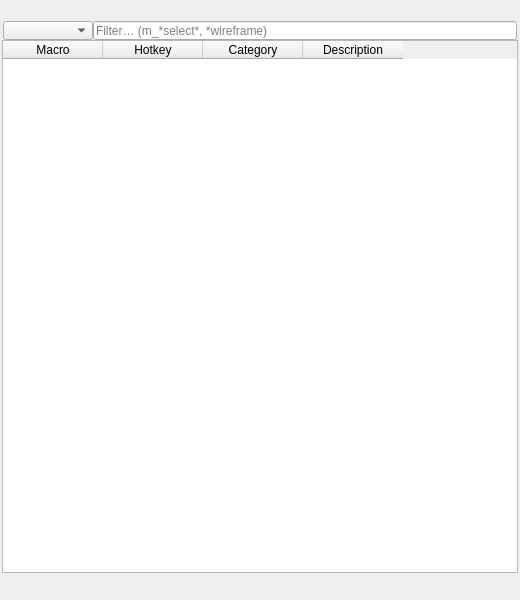
Qt form mayatk/edit_utils/macro_manager/macro_manager.ui (m3trik/mayatk) before a commit.
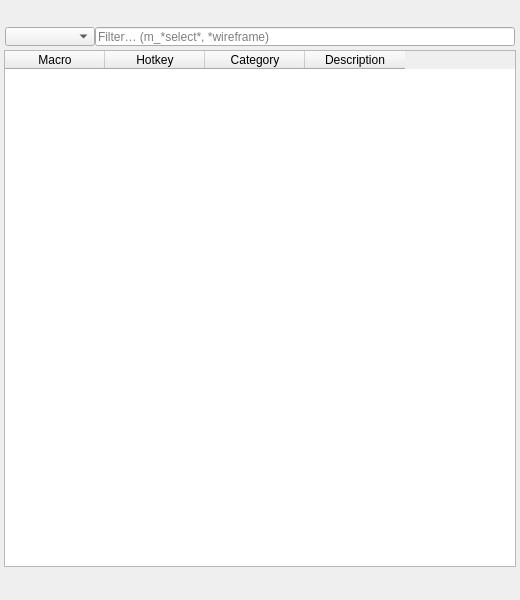
The same form after that commit. Custom widgets are drawn as their Qt base class.

What changed in the file:
```diff
--- a/mayatk/edit_utils/macro_manager/macro_manager.ui
+++ b/mayatk/edit_utils/macro_manager/macro_manager.ui
@@ -13,19 +13,19 @@
   <widget class="QWidget" name="centralwidget">
    <layout class="QVBoxLayout" name="verticalLayout">
     <property name="spacing">
-     <number>0</number>
+     <number>4</number>
     </property>
     <property name="leftMargin">
-     <number>2</number>
+     <number>4</number>
     </property>
     <property name="topMargin">
-     <number>2</number>
+     <number>4</number>
     </property>
     <property name="rightMargin">
-     <number>2</number>
+     <number>4</number>
     </property>
     <property name="bottomMargin">
-     <number>2</number>
+     <number>4</number>
     </property>
     <item>
      <widget class="Header" name="header" native="true">
```
